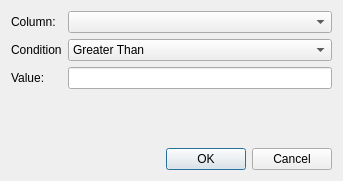
Before: the Qt Designer form src/stockmonitor/ui/widget/tablefiltersdialog.ui in anetczuk/stock-monitor, drawn with Qt 5.
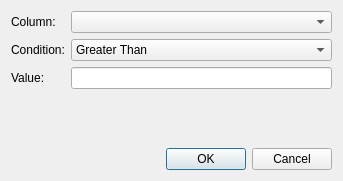
After: the same form once the commit is applied.

Commit message: Fix numbers filtering

The edit to the form file:
```diff
--- a/src/stockmonitor/ui/widget/tablefiltersdialog.ui
+++ b/src/stockmonitor/ui/widget/tablefiltersdialog.ui
@@ -29,7 +29,7 @@
      <item row="1" column="0">
       <widget class="QLabel" name="label_2">
        <property name="text">
-        <string>Condition</string>
+        <string>Condition:</string>
        </property>
       </widget>
      </item>
```
The commit also changes 1 other file.
